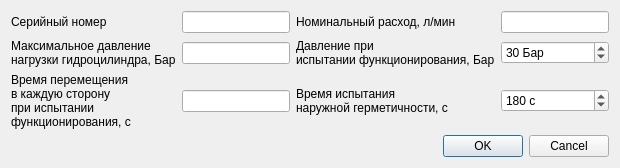
Old version of the form hydro_cilinder_title_info.ui in the repository firef0xff/SSHGS01.
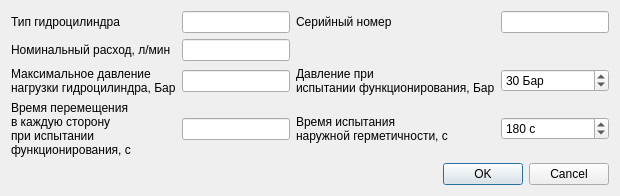
New version of the form.

Patch:
```diff
--- a/hydro_cilinder_title_info.ui
+++ b/hydro_cilinder_title_info.ui
@@ -25,16 +25,8 @@
    </property>
    <item>
     <layout class="QGridLayout" name="gridLayout">
-     <item row="1" column="2">
-      <widget class="QLabel" name="l_test_pressure">
-       <property name="text">
-        <string>Давление при
-испытании функционирования, Бар</string>
-       </property>
-      </widget>
-     </item>
-     <item row="1" column="1">
-      <widget class="QLineEdit" name="MaxPressure">
+     <item row="2" column="3">
+      <widget class="QSpinBox" name="TestPressure">
        <property name="sizePolicy">
         <sizepolicy hsizetype="Minimum" vsizetype="Fixed">
          <horstretch>0</horstretch>
@@ -47,53 +39,27 @@
        <property name="toolTipDuration">
         <number>1000</number>
        </property>
-      </widget>
-     </item>
-     <item row="0" column="0">
-      <widget class="QLabel" name="l_ser_no">
-       <property name="text">
-        <string>Серийный номер</string>
+       <property name="suffix">
+        <string> Бар</string>
        </property>
-      </widget>
-     </item>
-     <item row="1" column="0">
-      <widget class="QLabel" name="l_max_pressure">
-       <property name="text">
-        <string>Максимальное давление
-нагрузки гидроцилиндра, Бар</string>
+       <property name="minimum">
+        <number>10</number>
        </property>
-      </widget>
-     </item>
-     <item row="0" column="1">
-      <widget class="QLineEdit" name="SerNo"/>
-     </item>
-     <item row="2" column="0">
-      <widget class="QLabel" name="l_move_time">
-       <property name="text">
-        <string>Время перемещения
-в каждую сторону
-при испытании
-функционирования, с</string>
+       <property name="maximum">
+        <number>315</number>
        </property>
-      </widget>
-     </item>
-     <item row="2" column="1">
-      <widget class="QLineEdit" name="MoveTime">
-       <property name="sizePolicy">
-        <sizepolicy hsizetype="Minimum" vsizetype="Fixed">
-         <horstretch>0</horstretch>
-         <verstretch>0</verstretch>
-        </sizepolicy>
+       <property name="singleStep">
+        <number>1</number>
        </property>
-       <property name="toolTip">
-        <string>0,1..10 с</string>
+       <property name="value">
+        <number>30</number>
        </property>
        <property name="toolTipDuration">
         <number>1000</number>
        </property>
       </widget>
      </item>
-     <item row="2" column="2">
+     <item row="3" column="2">
       <widget class="QLabel" name="l_herm_test_time">
        <property name="text">
         <string>Время испытания
@@ -101,7 +67,15 @@
        </property>
       </widget>
      </item>
-     <item row="2" column="3">
+     <item row="2" column="2">
+      <widget class="QLabel" name="l_test_pressure">
+       <property name="text">
+        <string>Давление при
+испытании функционирования, Бар</string>
+       </property>
+      </widget>
+     </item>
+     <item row="3" column="3">
       <widget class="QSpinBox" name="HermTestTime">
        <property name="sizePolicy">
         <sizepolicy hsizetype="Minimum" vsizetype="Fixed">
@@ -129,8 +103,8 @@
        </property>
       </widget>
      </item>
-     <item row="1" column="3">
-      <widget class="QSpinBox" name="TestPressure">
+     <item row="3" column="1">
+      <widget class="QLineEdit" name="MoveTime">
        <property name="sizePolicy">
         <sizepolicy hsizetype="Minimum" vsizetype="Fixed">
          <horstretch>0</horstretch>
@@ -143,37 +117,76 @@
        <property name="toolTipDuration">
         <number>1000</number>
        </property>
-       <property name="suffix">
-        <string> Бар</string>
-       </property>
-       <property name="minimum">
-        <number>10</number>
-       </property>
-       <property name="maximum">
-        <number>315</number>
-       </property>
-       <property name="singleStep">
-        <number>1</number>
-       </property>
-       <property name="value">
-        <number>30</number>
+      </widget>
+     </item>
+     <item row="3" column="0">
+      <widget class="QLabel" name="l_move_time">
+       <property name="text">
+        <string>Время перемещения
+в каждую сторону
+при испытании
+функционирования, с</string>
        </property>
       </widget>
      </item>
      <item row="0" column="2">
+      <widget class="QLabel" name="l_ser_no">
+       <property name="text">
+        <string>Серийный номер</string>
+       </property>
+      </widget>
+     </item>
+     <item row="0" column="3">
+      <widget class="QLineEdit" name="SerNo"/>
+     </item>
+     <item row="1" column="0">
       <widget class="QLabel" name="l_expenditure">
        <property name="text">
         <string>Номинальный расход, л/мин</string>
        </property>
       </widget>
      </item>
-     <item row="0" column="3">
+     <item row="1" column="1">
       <widget class="QLineEdit" name="Expenditure">
        <property name="toolTip">
         <string>1..300 л/мин</string>
        </property>
       </widget>
      </item>
+     <item row="2" column="0">
+      <widget class="QLabel" name="l_max_pressure">
+       <property name="text">
+        <string>Максимальное давление
+нагрузки гидроцилиндра, Бар</string>
+       </property>
+      </widget>
+     </item>
+     <item row="2" column="1">
+      <widget class="QLineEdit" name="MaxPressure">
+       <property name="sizePolicy">
+        <sizepolicy hsizetype="Minimum" vsizetype="Fixed">
+         <horstretch>0</horstretch>
+         <verstretch>0</verstretch>
+        </sizepolicy>
+       </property>
+       <property name="toolTip">
+        <string>10..315 Бар.</string>
+       </property>
+       <property name="toolTipDuration">
+        <number>1000</number>
+       </property>
+      </widget>
+     </item>
+     <item row="0" column="0">
+      <widget class="QLabel" name="l_gs_type">
+       <property name="text">
+        <string>Тип гидроцилиндра</string>
+       </property>
+      </widget>
+     </item>
+     <item row="0" column="1">
+      <widget class="QLineEdit" name="GsType"/>
+     </item>
     </layout>
    </item>
    <item>
```
Left out of the diff: 5 changed lines with no effect on the pictures.
